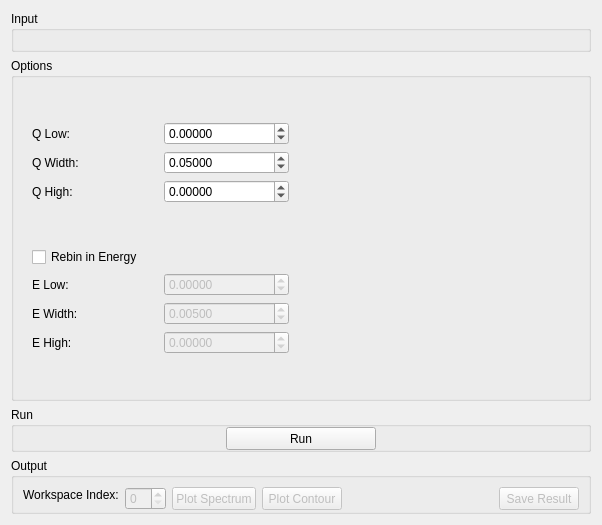
Before: the Qt Designer form qt/scientific_interfaces/Indirect/IndirectSqw.ui in mantidproject/mantid, drawn with Qt 5.
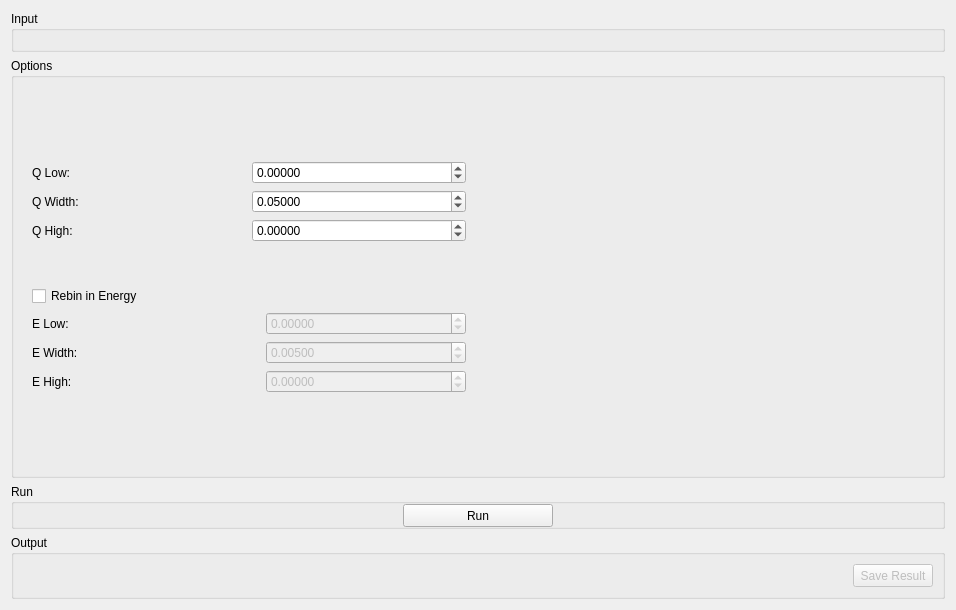
After: the same form once the commit is applied. Custom widgets are drawn as their Qt base class.

```diff
--- a/qt/scientific_interfaces/Indirect/IndirectSqw.ui
+++ b/qt/scientific_interfaces/Indirect/IndirectSqw.ui
@@ -6,8 +6,8 @@
    <rect>
     <x>0</x>
     <y>0</y>
-    <width>602</width>
-    <height>525</height>
+    <width>956</width>
+    <height>610</height>
    </rect>
   </property>
   <property name="minimumSize">
@@ -485,67 +485,12 @@
        <height>56</height>
       </size>
      </property>
-     <property name="maximumSize">
-      <size>
-       <width>16777215</width>
-       <height>56</height>
-      </size>
-     </property>
      <property name="title">
       <string>Output</string>
      </property>
      <layout class="QHBoxLayout" name="horizontalLayout">
       <item>
-       <widget class="QLabel" name="lbWorkspaceIndex">
-        <property name="text">
-         <string>Workspace Index:</string>
-        </property>
-       </widget>
-      </item>
-      <item>
-       <widget class="QSpinBox" name="spWorkspaceIndex">
-        <property name="enabled">
-         <bool>false</bool>
-        </property>
-        <property name="minimumSize">
-         <size>
-          <width>0</width>
-          <height>23</height>
-         </size>
-        </property>
-       </widget>
-      </item>
-      <item>
-       <widget class="QPushButton" name="pbPlotSpectrum">
-        <property name="enabled">
-         <bool>false</bool>
-        </property>
-        <property name="minimumSize">
-         <size>
-          <width>0</width>
-          <height>23</height>
-         </size>
-        </property>
-        <property name="text">
-         <string>Plot Spectrum</string>
-        </property>
-       </widget>
-      </item>
-      <item>
-       <widget class="QPushButton" name="pbPlotContour">
-        <property name="enabled">
-         <bool>false</bool>
-        </property>
-        <property name="minimumSize">
-         <size>
-          <width>0</width>
-          <height>23</height>
-         </size>
-        </property>
-        <property name="text">
-         <string>Plot Contour</string>
-        </property>
-       </widget>
+       <widget class="MantidQt::CustomInterfaces::IDA::IndirectPlotOptionsView" name="ipoPlotOptions" native="true"/>
       </item>
       <item>
        <spacer name="horizontalSpacer_1">
@@ -593,6 +538,12 @@
    <header>MantidQtWidgets/Plotting/ContourPreviewPlot.h</header>
    <container>1</container>
   </customwidget>
+  <customwidget>
+   <class>MantidQt::CustomInterfaces::IDA::IndirectPlotOptionsView</class>
+   <extends>QWidget</extends>
+   <header>IndirectPlotOptionsView.h</header>
+   <container>1</container>
+  </customwidget>
  </customwidgets>
  <tabstops>
   <tabstop>pbSave</tabstop>
```
